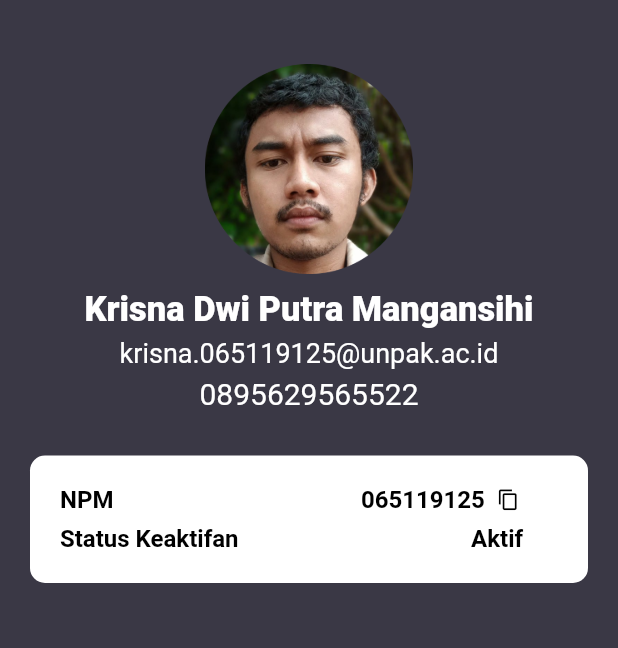
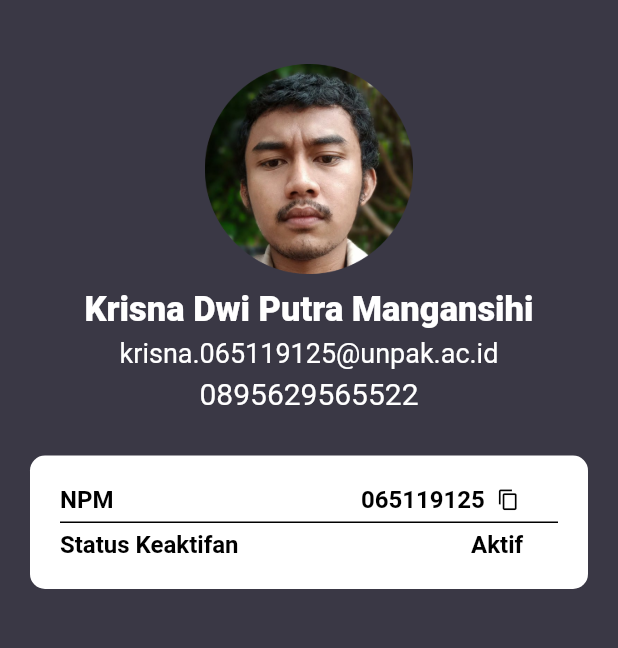
Before and after one commit to krisnamangensihi/Mobpro, a Flutter app: the screen it shows after launch, on a phone screen of 412 x 824 dp, the part 68-716 px from its top. Run offline on Flutter 3.47's test engine with Material 2 defaults, Android fonts, the light colour scheme and no system bars.

Commit message:
bikin garis

```diff
--- a/profile/lib/main.dart
+++ b/profile/lib/main.dart
@@ -108,7 +108,6 @@ class MyApp extends StatelessWidget {
                               fontWeight: FontWeight.w600,
                             ),
                           ),
-                          Divider(),
                           SizedBox(width: 8),
                           Icon(
                             Icons.copy,
@@ -117,7 +116,17 @@ class MyApp extends StatelessWidget {
                           ),
                         ],
                       ),
-                      SizedBox(height: 7),
+                      SizedBox(
+                        height: 5,
+                      ),
+                      Divider(
+                        height: 1,
+                        thickness: 1,
+                        indent: 0,
+                        endIndent: 0,
+                        color: Colors.black,
+                      ),
+                      SizedBox(height: 5),
                       Row(
                         children: [
                           Text('Status Keaktifan',
```
